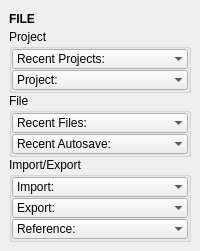
Qt form tentacle/ui/file.ui (m3trik/tentacle) before a commit.
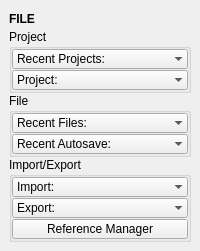
The same form after that commit. Custom widgets are drawn as their Qt base class.

```diff
--- a/tentacle/ui/file.ui
+++ b/tentacle/ui/file.ui
@@ -10,7 +10,7 @@
     <x>0</x>
     <y>0</y>
     <width>200</width>
-    <height>237</height>
+    <height>249</height>
    </rect>
   </property>
   <property name="tabShape">
@@ -304,7 +304,10 @@
           </widget>
          </item>
          <item>
-          <widget class="ComboBox" name="cmb000">
+          <widget class="PushButton" name="b001">
+           <property name="enabled">
+            <bool>true</bool>
+           </property>
            <property name="minimumSize">
             <size>
              <width>0</width>
@@ -317,20 +320,18 @@
              <height>20</height>
             </size>
            </property>
-           <property name="maxVisibleItems">
-            <number>30</number>
+           <property name="toolTip">
+            <string>Open the reference manager.</string>
            </property>
-           <property name="sizeAdjustPolicy">
-            <enum>QComboBox::AdjustToContentsOnFirstShow</enum>
+           <property name="text">
+            <string>Reference Manager</string>
            </property>
-           <property name="frame">
-            <bool>false</bool>
+           <property name="iconSize">
+            <size>
+             <width>18</width>
+             <height>18</height>
+            </size>
            </property>
-           <item>
-            <property name="text">
-             <string>Reference:</string>
-            </property>
-           </item>
           </widget>
          </item>
         </layout>
@@ -365,6 +366,11 @@
    <extends>QComboBox</extends>
    <header>uitk.widgets.comboBox.ComboBox.h</header>
   </customwidget>
+  <customwidget>
+   <class>PushButton</class>
+   <extends>QPushButton</extends>
+   <header>widgets.pushbutton.h</header>
+  </customwidget>
  </customwidgets>
  <resources/>
  <connections/>
```
